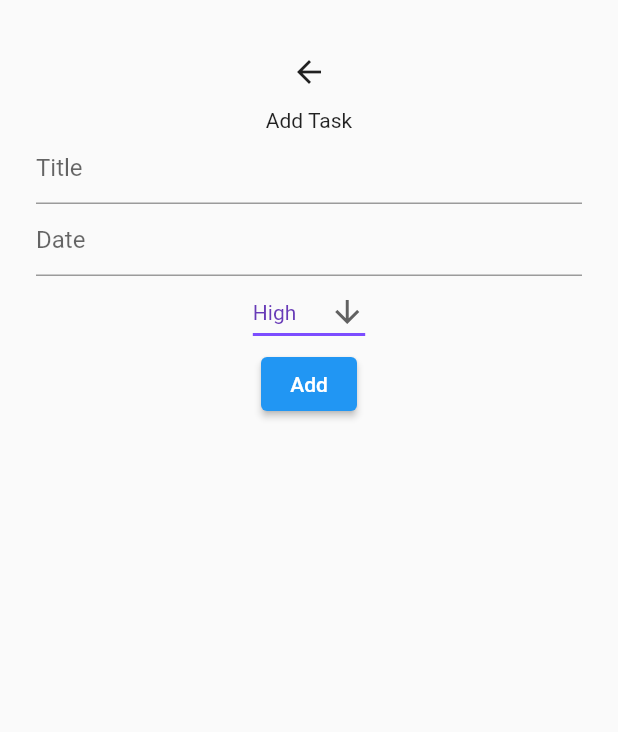
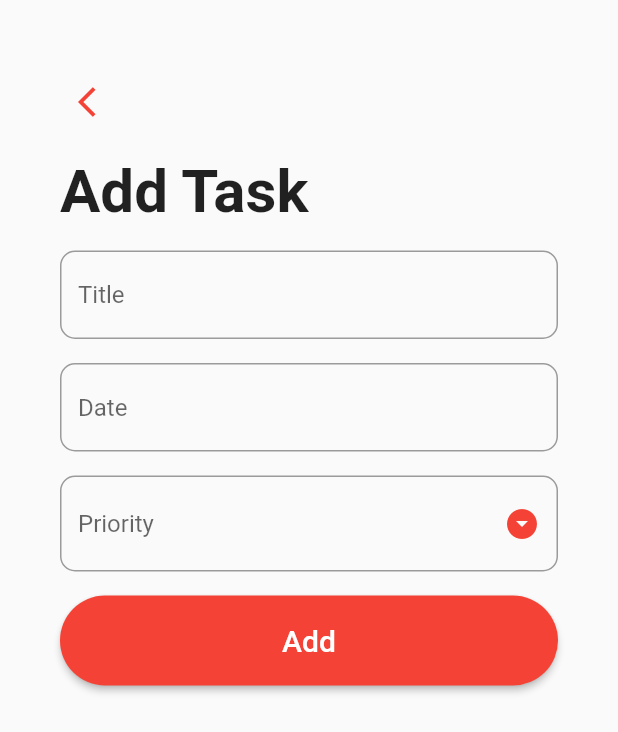
Before and after one commit to ivanRajacic/todo_flutter_app, a Flutter app: the AddTodoPage screen opened by its route, on a phone screen of 412 x 824 dp. Shown: the top 732 px of the screen. Run offline on Flutter 3.47's test engine with Material 2 defaults, Android fonts, the phone set to English and light mode, and no system bars.

Commit message:
assignment 2 complete?

```diff
--- a/lib/add_todo_page.dart
+++ b/lib/add_todo_page.dart
@@ -7,26 +7,27 @@ class AddTodoPage extends StatefulWidget {
   State<AddTodoPage> createState() => _AddTodoPageState();
 }
 
-class InfromationData {
+class TodoCardData {
   final String title;
   final String date;
   final String priority;
 
-  InfromationData(this.title, this.date, this.priority);
+  TodoCardData(this.title, this.date, this.priority);
 }
 
 class _AddTodoPageState extends State<AddTodoPage> {
-  String _selectedPriority = 'High';
+  String? _selectedPriority;
   final List<String> _priorityList = ['High', 'Medium', 'Low'];
 
   final _nameController = TextEditingController();
   final _dateController = TextEditingController();
 
   void passCardData() {
-    InfromationData data = InfromationData(
-        _nameController.text, _dateController.text, _selectedPriority);
-
+    if (_selectedPriority != null) {
+      TodoCardData data = TodoCardData(
+          _nameController.text, _dateController.text, _selectedPriority!);
       Navigator.pop(context, data);
+    }
   }
 
   @override
@@ -42,36 +43,88 @@ class _AddTodoPageState extends State<AddTodoPage> {
       body: SafeArea(
         child: Container(
           width: double.infinity,
-          padding: const EdgeInsets.all(24.0),
-          child: Column(children: [
-            Column(
+          padding: const EdgeInsets.all(40.0),
+          child: SingleChildScrollView(
+            child: Column(
+              crossAxisAlignment: CrossAxisAlignment.center,
               children: [
-                const BackButton(),
-                const Text('Add Task'),
-                TextField(
-                  controller: _nameController,
-                  decoration: const InputDecoration(
-                    hintText: 'Title',
+                Row(
+                  crossAxisAlignment: CrossAxisAlignment.start,
+                  children: [
+                    Padding(
+                      padding: const EdgeInsets.symmetric(vertical: 4.0),
+                      child: IconButton(
+                        onPressed: () => Navigator.pop(context),
+                        icon:
+                            const Icon(Icons.arrow_back_ios, color: Colors.red),
                       ),
                     ),
-                TextField(
-                  controller: _dateController,
-                  decoration: const InputDecoration(
-                    hintText: 'Date',
+                  ],
+                ),
+                Row(
+                  children: const [
+                    Padding(
+                      padding: EdgeInsets.symmetric(vertical: 8.0),
+                      child: Text(
+                        'Add Task',
+                        style: TextStyle(
+                            fontSize: 40, fontWeight: FontWeight.bold),
                       ),
                     ),
-                DropdownButton<String>(
+                  ],
+                ),
+                Padding(
+                  padding: const EdgeInsets.symmetric(vertical: 8.0),
+                  child: TextField(
+                    controller: _nameController,
+                    decoration: InputDecoration(
+                        hintText: 'Title',
+                        border: OutlineInputBorder(
+                            borderRadius: BorderRadius.circular(10.0)),
+                        focusedBorder: OutlineInputBorder(
+                          borderSide: const BorderSide(color: Colors.red),
+                          borderRadius: BorderRadius.circular(10.0),
+                        )),
+                  ),
+                ),
+                Padding(
+                  padding: const EdgeInsets.symmetric(vertical: 8.0),
+                  child: TextField(
+                    controller: _dateController,
+                    decoration: InputDecoration(
+                        hintText: 'Date',
+                        border: OutlineInputBorder(
+                            borderRadius: BorderRadius.circular(10.0)),
+                        focusedBorder: OutlineInputBorder(
+                          borderSide: const BorderSide(color: Colors.red),
+                          borderRadius: BorderRadius.circular(10.0),
+                        )),
+                  ),
+                ),
+                Column(
+                  crossAxisAlignment: CrossAxisAlignment.center,
+                  children: [
+                    Padding(
+                      padding: const EdgeInsets.symmetric(vertical: 8.0),
+                      child: InputDecorator(
+                        decoration: InputDecoration(
+                            border: OutlineInputBorder(
+                                borderRadius: BorderRadius.circular(10.0),
+                                borderSide:
+                                    const BorderSide(color: Colors.grey))),
+                        child: DropdownButtonHideUnderline(
+                          child: DropdownButton<String>(
                             value: _selectedPriority,
-                  icon: const Icon(Icons.arrow_downward),
-                  elevation: 16,
-                  style: const TextStyle(color: Colors.deepPurple),
-                  underline: Container(
-                    height: 2,
-                    color: Colors.deepPurpleAccent,
+                            icon: const Icon(
+                              Icons.arrow_drop_down_circle,
+                              color: Colors.red,
                             ),
+                            elevation: 8,
+                            isDense: true,
+                            hint: const Text('Priority'),
                             onChanged: (String? newValue) {
                               setState(() {
-                      _selectedPriority = newValue!;
+                                _selectedPriority = newValue ?? '';
                               });
                             },
                             items: _priorityList
@@ -82,15 +135,35 @@ class _AddTodoPageState extends State<AddTodoPage> {
                               );
                             }).toList(),
                           ),
-                ElevatedButton(
+                        ),
+                      ),
+                    ),
+                    Padding(
+                      padding: const EdgeInsets.symmetric(vertical: 8.0),
+                      child: SizedBox(
+                        width: double.infinity,
+                        height: 60.0,
+                        child: ElevatedButton(
                           onPressed: () {
                             passCardData();
                           },
-                  child: const Text('Add'),
+                          style: ElevatedButton.styleFrom(
+                              primary: Colors.red,
+                              shape: RoundedRectangleBorder(
+                                  borderRadius: BorderRadius.circular(30.0))),
+                          child: const Text(
+                            'Add',
+                            style:
+                                TextStyle(fontSize: 20.0, color: Colors.white),
+                          ),
+                        ),
+                      ),
                     ),
                   ],
-            )
-          ]),
+                ),
+              ],
+            ),
+          ),
         ),
       ),
     );
--- a/lib/home_page.dart
+++ b/lib/home_page.dart
@@ -1,4 +1,3 @@
-import 'package:flutter/foundation.dart';
 import 'package:flutter/material.dart';
 import 'add_todo_page.dart';
 import 'todo_card_widget.dart';
@@ -11,17 +10,16 @@ class HomePage extends StatefulWidget {
 }
 
 class _HomePageState extends State<HomePage> {
-  List<InfromationData> todoCardListInformation = [];
+  List<TodoCardData> todoCardListInformation = [];
   int cardCounter = 0;
   int completedCardCounter = 0;
 
   @override
   Widget build(BuildContext context) {
-    //implementirat kartice
     void addCard() async {
       final result = await Navigator.pushNamed(context, '/add');
       if (result != null) {
-        InfromationData data = result as InfromationData;
+        TodoCardData data = result as TodoCardData;
         setState(() {
           todoCardListInformation.add(data);
           cardCounter = todoCardListInformation.length;
@@ -80,7 +78,7 @@ class _HomePageState extends State<HomePage> {
                 scrollDirection: Axis.vertical,
                 itemCount: todoCardListInformation.length,
                 itemBuilder: (context, index) {
-                  final InfromationData item = todoCardListInformation[index];
+                  final TodoCardData item = todoCardListInformation[index];
                   return TodoCardWidget(
                     title: item.title,
                     date: item.date,
@@ -90,11 +88,6 @@ class _HomePageState extends State<HomePage> {
                 },
               ),
             ),
-            // const TodoCardWidget(
-            //   title: 'test',
-            //   date: 'test',
-            //   priority: 'test',
-            // )
           ]),
         ),
       ),
--- a/lib/todo_card_widget.dart
+++ b/lib/todo_card_widget.dart
@@ -4,8 +4,8 @@ class TodoCardWidget extends StatefulWidget {
   final String title;
   final String date;
   final String priority;
-  Function? callback;
-  TodoCardWidget(
+  final Function? callback;
+  const TodoCardWidget(
       {Key? key,
       this.title = 'title',
       this.date = 'date',
```
Lines whose indentation alone changed are shown as unchanged.
